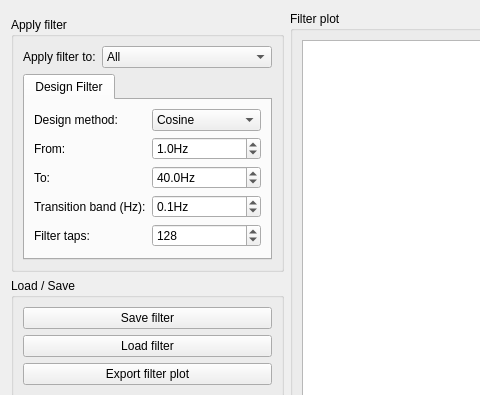
Above: libraries/disp/viewers/formfiles/filterdesignview.ui from mne-tools/mne-cpp before the change; both pictures show x 0 to 480 and y 0 to 395 of the 924 by 484 pixel window. Below: the same form after it.
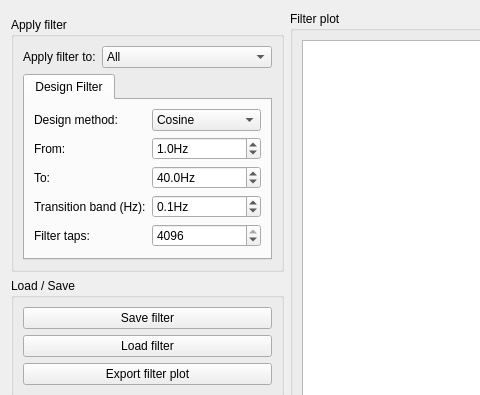
That is the form after the change.

Commit message: ENH: Use designed filter t owrite to file. Set default filter tap value in FilterDesignView to 4096.

The edit to the form file:
```diff
--- a/libraries/disp/viewers/formfiles/filterdesignview.ui
+++ b/libraries/disp/viewers/formfiles/filterdesignview.ui
@@ -138,7 +138,7 @@
                  <number>2</number>
                 </property>
                 <property name="value">
-                 <number>128</number>
+                 <number>4096</number>
                 </property>
                </widget>
               </item>
```
The commit also changes 2 other files.
